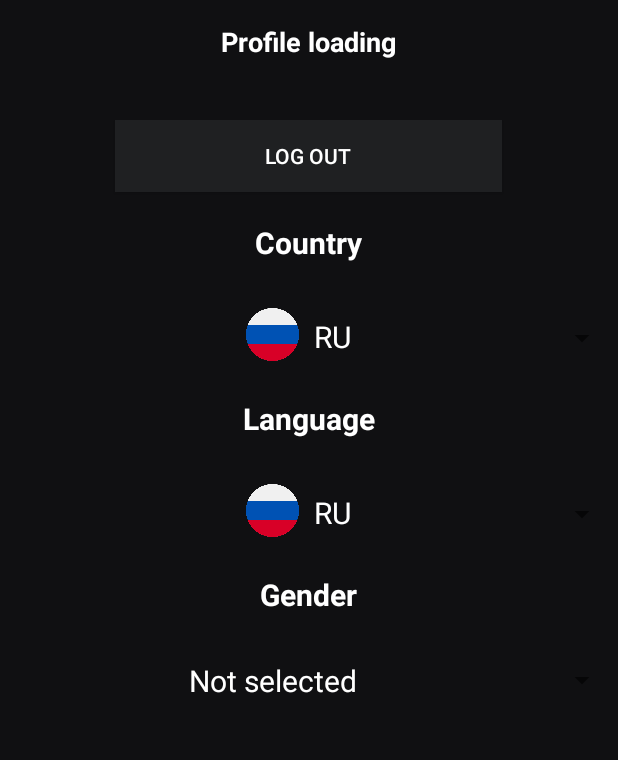
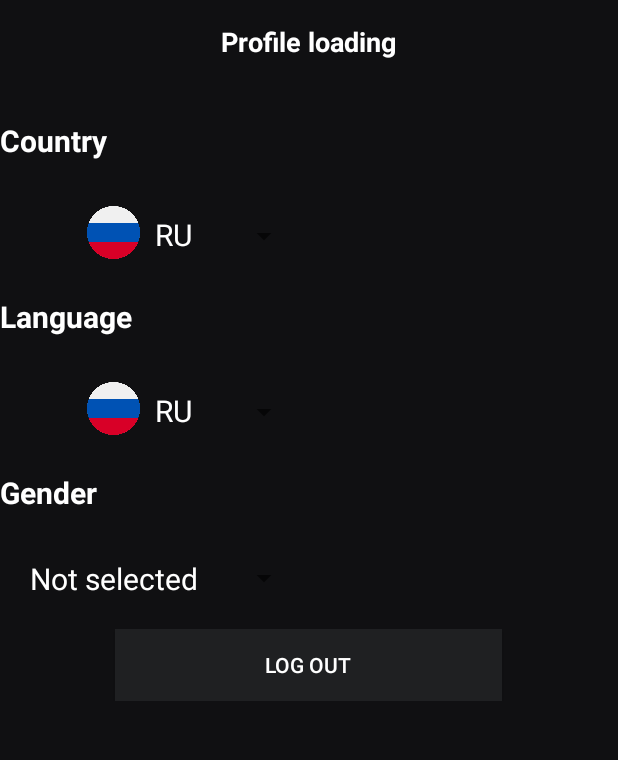
Before and after one commit to 92plus2/OneWorld2, an Android app: the SettingsActivity screen opened directly, with no data from a screen before it, on a phone screen of 412 x 824 dp, the part 225-985 px from its top. Run offline under Robolectric (Android 15) with nearby library versions, the phone set to English and light mode, and no system bars; our stand-ins replace CircleImageView, Firebase (no records; nobody signed in at launch, a user with empty details on screens opened directly); pictures from the network do not load; 6 statements that could not run were skipped.

Commit message:
немного навел красоты

```diff
--- a/app/src/main/res/layout/activity_settings.xml
+++ b/app/src/main/res/layout/activity_settings.xml
@@ -3,101 +3,106 @@
     xmlns:app="http://schemas.android.com/apk/res-auto"
     xmlns:tools="http://schemas.android.com/tools"
     android:layout_width="match_parent"
+    android:layout_height="match_parent"
     android:background="@color/colorPrimary"
-    android:layout_height="match_parent"
     tools:context=".SettingsActivity"
     tools:ignore="ExtraText">
 
 
     <LinearLayout
+        android:layout_width="match_parent"
+        android:layout_height="wrap_content"
         android:background="@color/colorPrimary"
-        android:layout_width="match_parent"
-        android:orientation="vertical"
         android:gravity="center_horizontal"
-        android:layout_height="wrap_content">
+        android:orientation="vertical">
 
         <de.hdodenhof.circleimageview.CircleImageView
+            android:id="@+id/profile_image"
             android:layout_width="100dp"
             android:layout_height="100dp"
-            android:id="@+id/profile_image"
             android:layout_centerHorizontal="true"
             android:layout_marginTop="50dp"
-            android:src="@mipmap/ic_launcher"/>
+            android:src="@mipmap/ic_launcher" />
+
+        <TextView
+            android:id="@+id/username"
+            android:layout_width="wrap_content"
+            android:layout_height="wrap_content"
+            android:layout_below="@id/profile_image"
+            android:layout_centerHorizontal="true"
+            android:layout_marginTop="15dp"
+            android:layout_marginBottom="20dp"
+            android:text="Profile loading"
+            android:textColor="#fff"
+            android:textSize="18sp"
+            android:textStyle="bold" />
 
         <TextView
             android:layout_width="wrap_content"
             android:layout_height="wrap_content"
-            android:text="Profile loading"
-            android:layout_below="@id/profile_image"
-            android:layout_centerHorizontal="true"
-            android:layout_marginTop="15dp"
-            android:textColor="#fff"
-            android:textStyle="bold"
-            android:id="@+id/username"
-            android:textSize="18sp"
-            android:layout_marginBottom="20dp"/>
-
-        <Button
-            android:layout_marginTop="20dp"
-            android:id="@+id/btn_logout"
-            android:layout_width="wrap_content"
-            android:layout_height="wrap_content"
-            android:paddingLeft="100dp"
-            android:paddingRight="100dp"
-            android:layout_below="@id/user_info_card"
-            android:layout_centerInParent="true"
-            android:background="@color/colorPrimaryDark"
-            android:text="log out"
-            android:textColor="#fff" />
-
-        <TextView
-            android:layout_width="wrap_content"
-            android:layout_height="wrap_content"
+            android:layout_gravity="start"
             android:paddingTop="20dp"
             android:text="Country"
             android:textColor="#ffffff"
             android:textSize="20sp"
-            android:textStyle="bold"/>
+            android:textStyle="bold" />
 
         <Spinner
             android:id="@+id/spinner_countries"
-            android:layout_width="match_parent"
+            android:layout_width="200dp"
             android:layout_height="wrap_content"
+            android:layout_gravity="start|end"
             android:layout_marginTop="30dp" />
 
         <TextView
             android:layout_width="wrap_content"
             android:layout_height="wrap_content"
+            android:layout_gravity="start"
             android:paddingTop="20dp"
             android:text="Language"
             android:textColor="#ffffff"
             android:textSize="20sp"
-            android:textStyle="bold"/>
+            android:textStyle="bold" />
 
         <Spinner
             android:id="@+id/spinner_languages"
-            android:layout_width="match_parent"
+            android:layout_width="200dp"
             android:layout_height="wrap_content"
+            android:layout_gravity="start"
             android:layout_marginTop="30dp" />
 
         <TextView
             android:layout_width="wrap_content"
             android:layout_height="wrap_content"
+            android:layout_gravity="start"
             android:paddingTop="20dp"
             android:text="Gender"
             android:textColor="#ffffff"
             android:textSize="20sp"
-            android:textStyle="bold"/>
+            android:textStyle="bold" />
 
         <Spinner
             android:id="@+id/spinner_gender"
-            android:layout_width="match_parent"
+            android:layout_width="200dp"
             android:layout_height="wrap_content"
-            android:textAlignment="center"
-            android:layout_marginTop="30dp" />
+            android:layout_gravity="start"
+            android:layout_marginTop="30dp"
+            android:textAlignment="center" />
+
+        <Button
+            android:id="@+id/btn_logout"
+            android:layout_width="wrap_content"
+            android:layout_height="wrap_content"
+            android:layout_centerHorizontal="true"
+            android:layout_centerVertical="false"
+            android:layout_marginTop="20dp"
+            android:background="@color/colorPrimaryDark"
+            android:paddingLeft="100dp"
+            android:paddingRight="100dp"
+            android:text="log out"
+            android:textColor="#fff" />
 
     </LinearLayout>
 
 
-
 </RelativeLayout>
```
